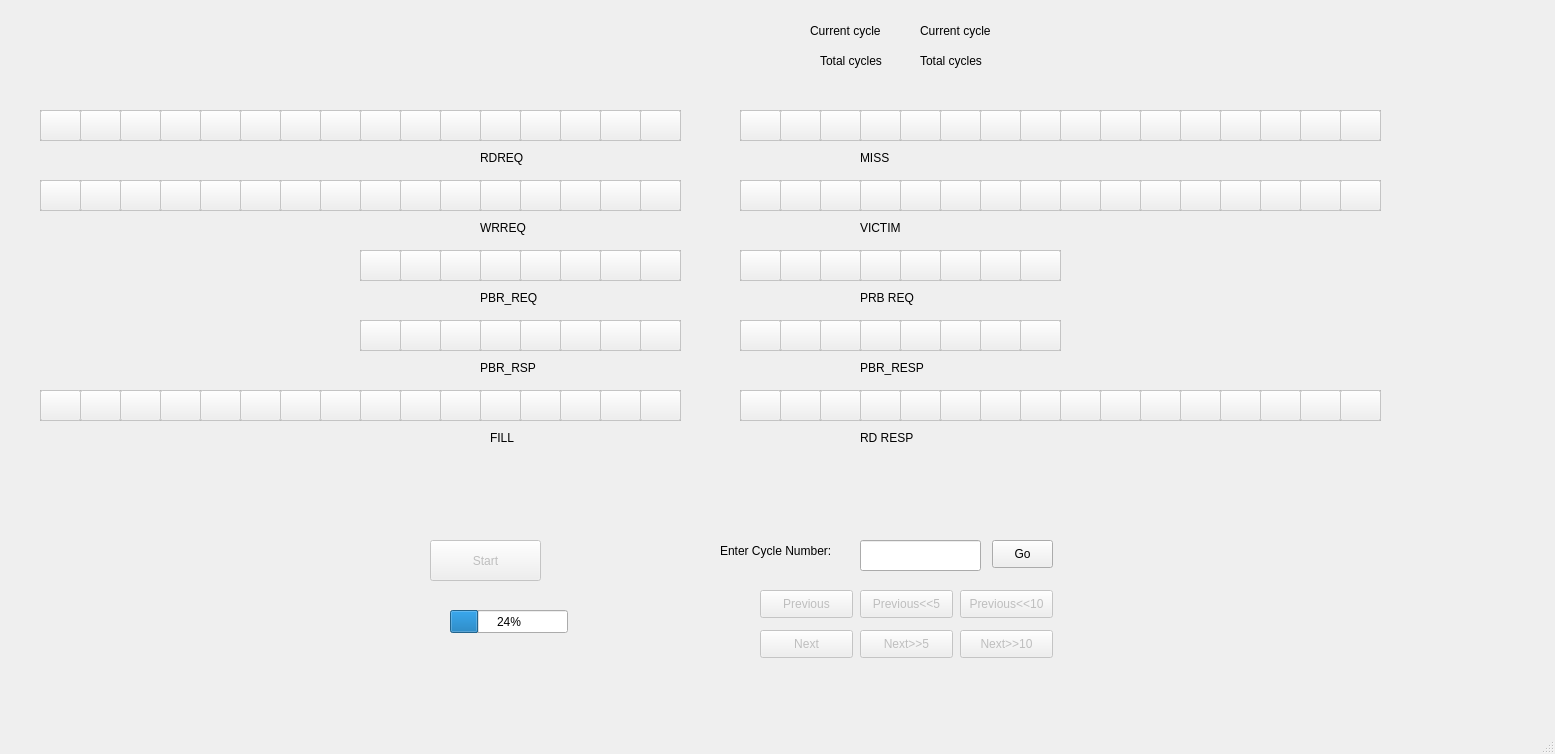
Above: qtDesigner.ui from IshuGupta02/GUI-Simulator before the change. Below: the same form after it.
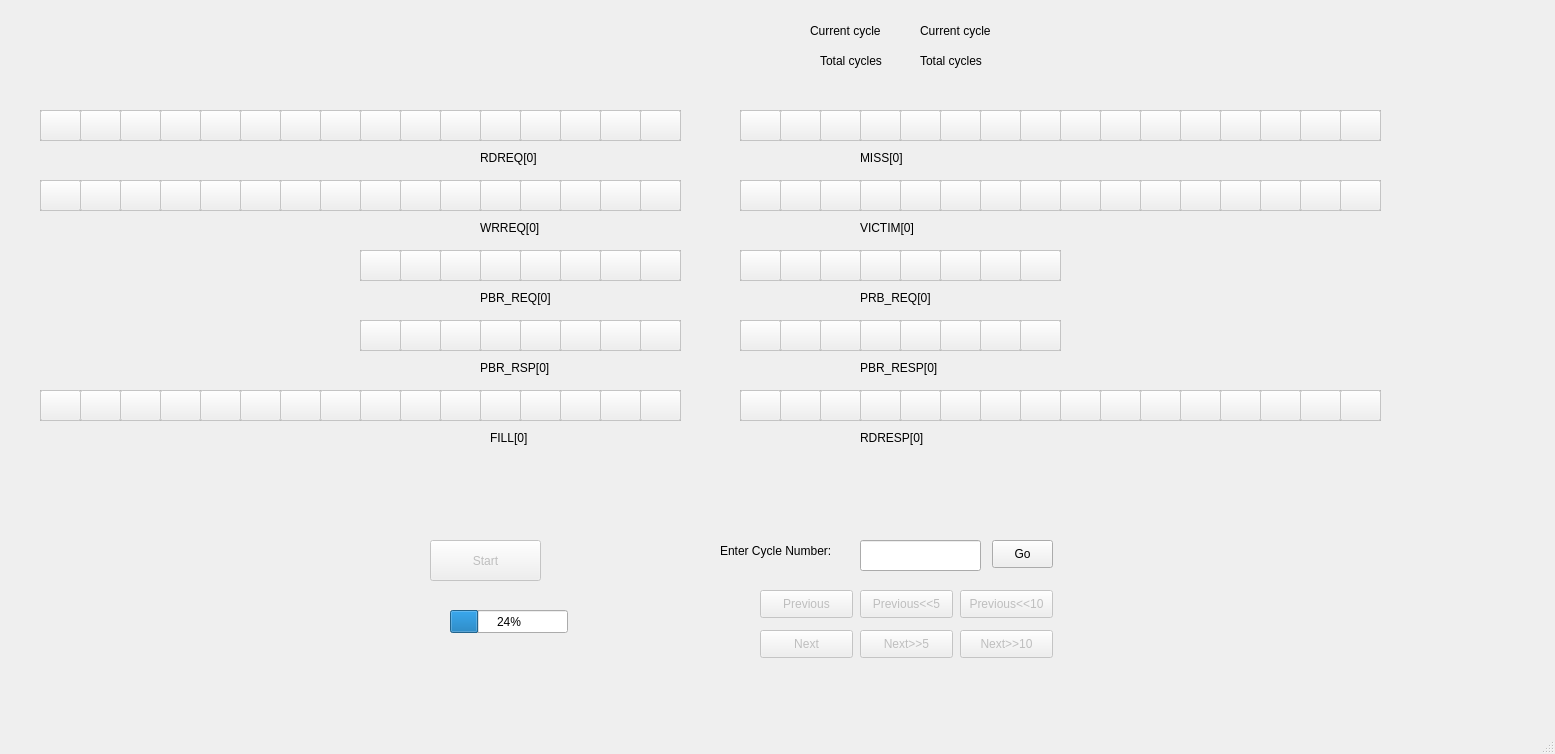
That is the form after the change.

Commit message: updated names of the queues to the convention used in logs

Patch:
```diff
--- a/qtDesigner.ui
+++ b/qtDesigner.ui
@@ -517,12 +517,12 @@
      <rect>
       <x>480</x>
       <y>150</y>
-      <width>55</width>
+      <width>61</width>
       <height>16</height>
      </rect>
     </property>
     <property name="text">
-     <string>RDREQ</string>
+     <string>RDREQ[0]</string>
     </property>
    </widget>
    <widget class="QLabel" name="label_2">
@@ -530,12 +530,12 @@
      <rect>
       <x>480</x>
       <y>220</y>
-      <width>55</width>
+      <width>71</width>
       <height>16</height>
      </rect>
     </property>
     <property name="text">
-     <string>WRREQ</string>
+     <string>WRREQ[0]</string>
     </property>
    </widget>
    <widget class="QLabel" name="label_3">
@@ -548,7 +548,7 @@
      </rect>
     </property>
     <property name="text">
-     <string>PBR_REQ</string>
+     <string>PBR_REQ[0]</string>
     </property>
    </widget>
    <widget class="QLabel" name="label_4">
@@ -561,7 +561,7 @@
      </rect>
     </property>
     <property name="text">
-     <string>PBR_RSP</string>
+     <string>PBR_RSP[0]</string>
     </property>
    </widget>
    <widget class="QLabel" name="label_5">
@@ -574,7 +574,7 @@
      </rect>
     </property>
     <property name="text">
-     <string>FILL</string>
+     <string>FILL[0]</string>
     </property>
    </widget>
    <widget class="QPushButton" name="RDREQ_9">
@@ -1488,7 +1488,7 @@
      </rect>
     </property>
     <property name="text">
-     <string>RD RESP</string>
+     <string>RDRESP[0]</string>
     </property>
    </widget>
    <widget class="QPushButton" name="MISS_7">
@@ -1662,12 +1662,12 @@
      <rect>
       <x>860</x>
       <y>360</y>
-      <width>71</width>
+      <width>81</width>
       <height>16</height>
      </rect>
     </property>
     <property name="text">
-     <string>PBR_RESP</string>
+     <string>PBR_RESP[0]</string>
     </property>
    </widget>
    <widget class="QPushButton" name="MISS_1">
@@ -1808,7 +1808,7 @@
      </rect>
     </property>
     <property name="text">
-     <string>MISS</string>
+     <string>MISS[0]</string>
     </property>
    </widget>
    <widget class="QPushButton" name="VICTIM_10">
@@ -2445,7 +2445,7 @@
      </rect>
     </property>
     <property name="text">
-     <string>PRB REQ</string>
+     <string>PRB_REQ[0]</string>
     </property>
    </widget>
    <widget class="QPushButton" name="PBR_RSP_21">
@@ -2751,12 +2751,12 @@
      <rect>
       <x>860</x>
       <y>220</y>
-      <width>55</width>
+      <width>61</width>
       <height>16</height>
      </rect>
     </property>
     <property name="text">
-     <string>VICTIM</string>
+     <string>VICTIM[0]</string>
     </property>
    </widget>
    <zorder>read_queue_5</zorder>
```
